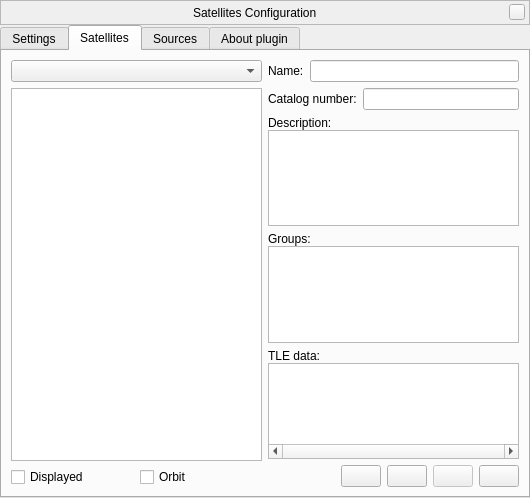
This is plugins/Satellites/src/gui/satellitesDialog.ui in EvilTosha/Stellarium-GSoC12 as Qt 5 draws it before an edit. The edited form follows.
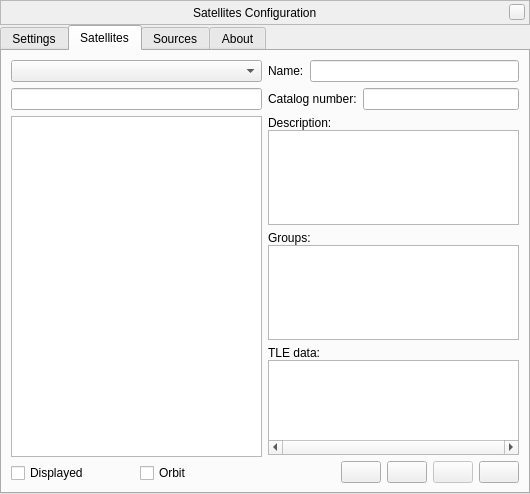
This is the edited form. The open tabs and pages were chosen to show the change. Icons and pictures are not drawn. Custom widgets are drawn as their Qt base class.

The edit to the form file:
```diff
--- a/plugins/Satellites/src/gui/satellitesDialog.ui
+++ b/plugins/Satellites/src/gui/satellitesDialog.ui
@@ -7,7 +7,7 @@
     <x>0</x>
     <y>0</y>
     <width>528</width>
-    <height>498</height>
+    <height>494</height>
    </rect>
   </property>
   <property name="windowTitle">
@@ -439,7 +439,10 @@
           <widget class="QComboBox" name="groupsCombo"/>
          </item>
          <item>
-          <widget class="QListWidget" name="satellitesList">
+          <widget class="QLineEdit" name="lineEditSearch"/>
+         </item>
+         <item>
+          <widget class="QListView" name="satellitesList">
            <property name="selectionMode">
             <enum>QAbstractItemView::ExtendedSelection</enum>
            </property>
@@ -785,7 +788,7 @@
      </widget>
      <widget class="QWidget" name="aboutTab">
       <attribute name="title">
-       <string>About plugin</string>
+       <string comment="tab in plugin windows">About</string>
       </attribute>
       <layout class="QVBoxLayout" name="verticalLayout_11">
        <property name="spacing">
```
Left out of the diff: 33 changed lines with no effect on the pictures.
